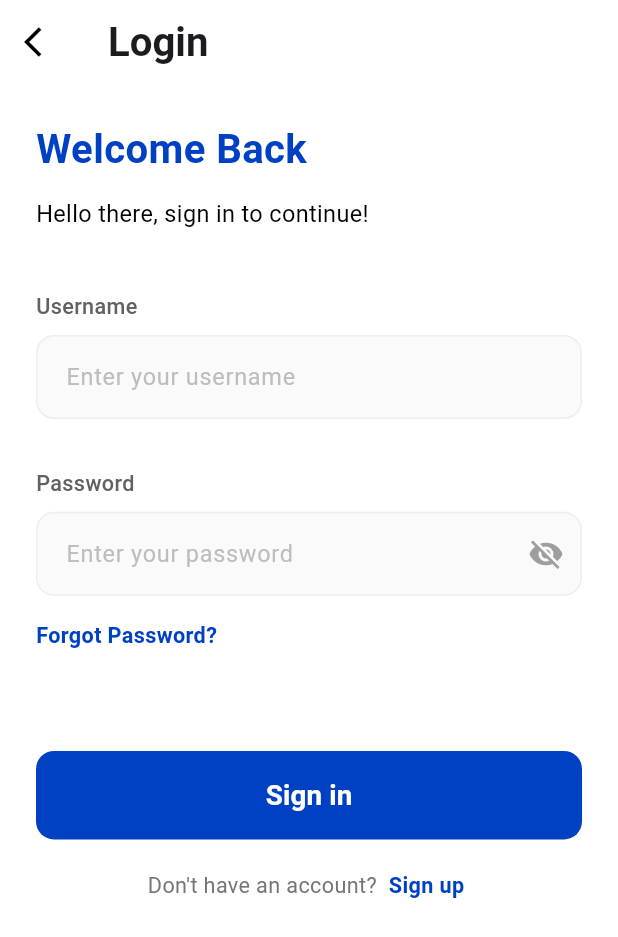
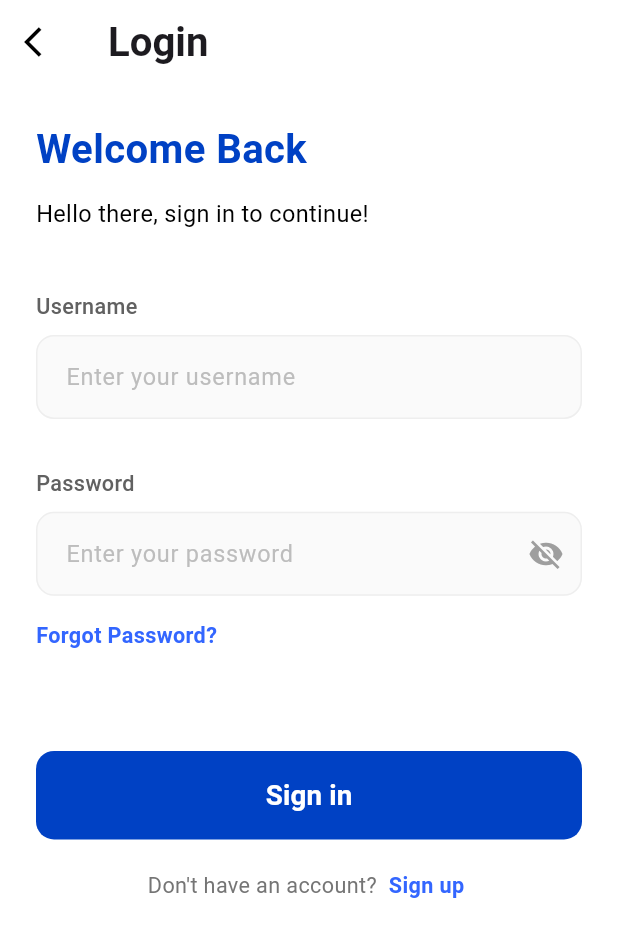
Before and after one commit to csDune05/splitly, a Flutter app: the screen it shows after launch, after a tap on "Sign in", on a phone screen of 412 x 824 dp. Shown: the top 937 px of the screen. Run offline on Flutter 3.47's test engine with Material 3 defaults, Android fonts, the phone set to English and light mode, and no system bars.

Commit message:
update colors

```diff
--- a/lib/src/global_styles.dart
+++ b/lib/src/global_styles.dart
@@ -13,18 +13,27 @@ class AppSizes {
   }
 }
 
+class AppColors {
+  static const Color primary = Color(0xFF0041C4);
+  static const Color primaryLight = Color(0xFF3366FF);
+  static const Color primaryDark = Color(0xFF002D99);
+  static const Color accent = Color(0xFF5C8DFF);
+  static const Color softBlue = Color(0xFFE6EEFF);
+  static const Color white = Color(0xFFFFFFFF);
+  static const Color grayBlue = Color(0xFFAAB8D4);
+  static const Color indigo = Color(0xFF3F51B5);
+}
+
 class AppButtonStyles {
   static double normalButtonWidth = AppSizes.screenWidth * 0.8;
   static double normalButtonHeight = AppSizes.screenHeight * 0.02;
-
-  static Color primaryButtonColor = Color(0xFF0041C4);
 }
 
 class AppTextStyles {
   static TextStyle get bigTitle => TextStyle(
         fontWeight: FontWeight.bold,
         fontSize: AppSizes.screenWidth * 0.11,
-        color: const Color(0xFF0041C4),
+        color: AppColors.primary,
         letterSpacing: 1.5,
       );
 
@@ -36,7 +45,7 @@ class AppTextStyles {
   static TextStyle get highlightTitle => TextStyle(
       fontWeight: FontWeight.w600,
       fontSize: AppSizes.screenWidth * 0.065,
-      color: const Color(0xFF0041C4),
+      color: AppColors.primary,
     );
 
   static TextStyle get captiontTitle => TextStyle(
@@ -64,13 +73,13 @@ class AppTextStyles {
   static TextStyle get buttonSecondary => TextStyle(
         fontSize: AppSizes.screenWidth * 0.045,
         fontWeight: FontWeight.w600,
-        color: const Color(0xFF0041C4),
+        color: AppColors.primary,
       );
 
   static TextStyle get link => TextStyle(
         fontSize: AppSizes.screenWidth * 0.035,
         fontWeight: FontWeight.w600,
-        color: const Color(0xFF0041C4),
+        color: AppColors.primaryLight,
       );
 
   static TextStyle get hintText => TextStyle(
--- a/lib/src/login_page.dart
+++ b/lib/src/login_page.dart
@@ -107,7 +107,7 @@ class _LoginPageState extends State<LoginPage> {
 
                           focusedBorder: OutlineInputBorder(
                             borderRadius: BorderRadius.circular(12),
-                            borderSide: BorderSide(color: Color(0xFF6366F1), width: 2),
+                            borderSide: BorderSide(color: AppColors.primaryLight, width: 2),
                           ),
 
                           contentPadding: EdgeInsets.symmetric(
@@ -155,7 +155,7 @@ class _LoginPageState extends State<LoginPage> {
 
                           focusedBorder: OutlineInputBorder(
                             borderRadius: BorderRadius.circular(12),
-                            borderSide: BorderSide(color: Color(0xFF6366F1), width: 2),
+                            borderSide: BorderSide(color: AppColors.primaryLight, width: 2),
                           ),
 
                           contentPadding: EdgeInsets.symmetric(
@@ -218,7 +218,7 @@ class _LoginPageState extends State<LoginPage> {
                           },
 
                           style: ElevatedButton.styleFrom(
-                            backgroundColor: AppButtonStyles.primaryButtonColor,
+                            backgroundColor: AppColors.primary,
 
                             shape: RoundedRectangleBorder(
                               borderRadius: BorderRadius.circular(12),
```
